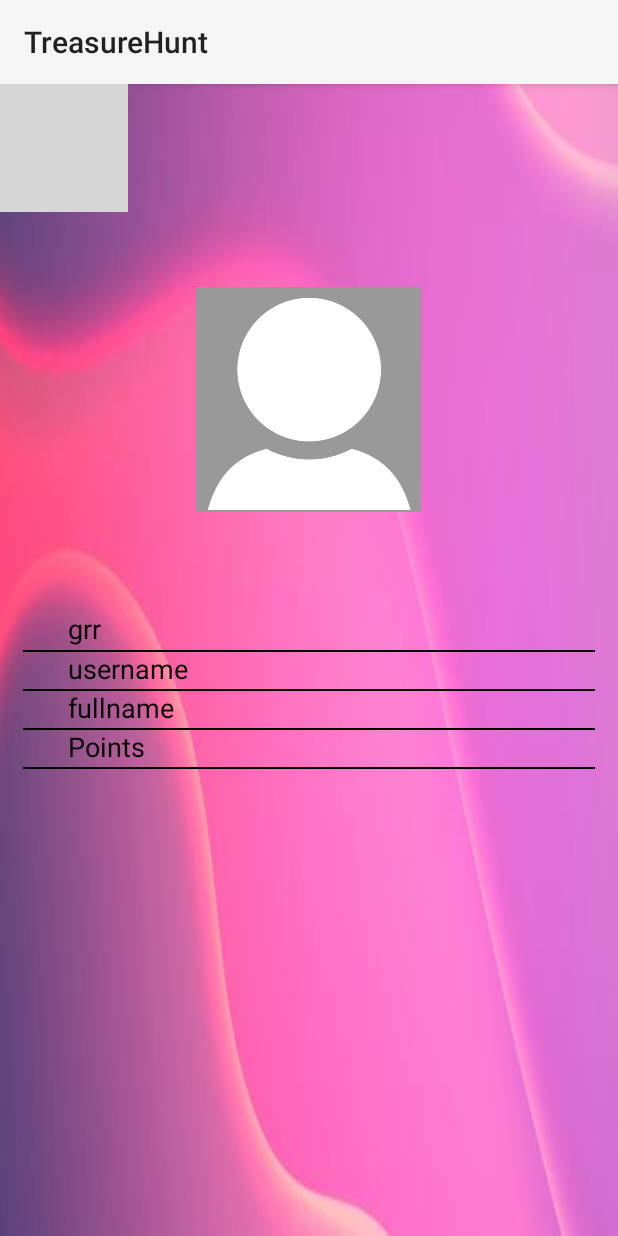
After one commit to GutsArmour/TreasureHuntApp, an Android app: the UserProfile screen opened directly, with no data from a screen before it, on a phone screen of 412 x 824 dp. The commit adds this screen. Run offline under Robolectric (Android 15) with nearby library versions, the phone set to English and light mode, and no system bars; our stand-ins replace Firebase (no records; nobody signed in at launch, a user with empty details on screens opened directly); pictures from the network do not load; grey boxes are pictures that could not be loaded.

Commit message:
UserProfile added and changes to some design

```diff
--- a/app/src/main/AndroidManifest.xml
+++ b/app/src/main/AndroidManifest.xml
@@ -30,7 +30,7 @@
             android:value="AIzaSyDUdP9CkQVwN_gLx0N9Gv1rPXk1A6X3AT4" />
 
         <activity android:name=".ScanHistory"/>
-
+        <activity android:name=".UserProfile"/>
         <activity
             android:name=".MapsActivity"
             android:exported="false"
--- a/app/src/main/java/com/example/treasurehunt/Leaderboard.java
+++ b/app/src/main/java/com/example/treasurehunt/Leaderboard.java
@@ -77,7 +77,7 @@ public class Leaderboard extends BaseAppCompatActivity {
                     String username = user.getKey();
                     userScores.setUsername(username);
                     userScoresArrayList.add(userScores);
-                    Collections.sort(userScoresArrayList, new Comparator<UserScores>() {
+                    userScoresArrayList.sort(new Comparator<UserScores>() {
                         @Override
                         public int compare(UserScores user1, UserScores user2) {
                             return Long.compare(user2.getPoints(), user1.getPoints());
@@ -93,7 +93,7 @@ public class Leaderboard extends BaseAppCompatActivity {
                             Collections.reverse(userScoresArrayList);
                         }
                         else {
-                            Collections.sort(userScoresArrayList, new Comparator<UserScores>() {
+                            userScoresArrayList.sort(new Comparator<UserScores>() {
                                 @Override
                                 public int compare(UserScores user1, UserScores user2) {
                                     return Long.compare(user2.getPoints(), user1.getPoints());
--- a/app/src/main/java/com/example/treasurehunt/MainActivity.java
+++ b/app/src/main/java/com/example/treasurehunt/MainActivity.java
@@ -103,6 +103,9 @@ public class MainActivity extends BaseAppCompatActivity {
                     @Override
                     public boolean onMenuItemClick(MenuItem item) {
                         switch (item.getItemId()) {
+                            case R.id.userProfileScreen:
+                                startActivity(new Intent(MainActivity.this, UserProfile.class));
+                                return true;
                             case R.id.tutorialScreen:
                                 startActivity(new Intent(MainActivity.this, Tutorial.class));
                                 return true;
--- /dev/null
+++ b/app/src/main/java/com/example/treasurehunt/UserProfile.java
@@ -0,0 +1,77 @@
+package com.example.treasurehunt;
+
+import android.content.Intent;
+import android.content.SharedPreferences;
+import android.net.Uri;
+import android.os.Bundle;
+import android.view.View;
+import android.widget.ImageButton;
+import android.widget.ImageView;
+import android.widget.TextView;
+
+import androidx.annotation.NonNull;
+import androidx.core.content.ContextCompat;
+
+import com.bumptech.glide.Glide;
+import com.google.firebase.database.DataSnapshot;
+import com.google.firebase.database.DatabaseError;
+import com.google.firebase.database.DatabaseReference;
+import com.google.firebase.database.FirebaseDatabase;
+import com.google.firebase.database.ValueEventListener;
+
+public class UserProfile extends BaseAppCompatActivity{
+    DatabaseReference databaseReference = FirebaseDatabase.getInstance().getReferenceFromUrl("https://treasurehunt-bb6e9-default-rtdb.firebaseio.com/");
+
+    @Override
+    protected void onCreate(Bundle savedInstanceState) {
+        super.onCreate(savedInstanceState);
+        setContentView(R.layout.activity_userprofile);
+        ImageButton homeBtn = findViewById(R.id.homeBtn);
+
+        ImageView userPfp = findViewById(R.id.userprofileImage);
+        TextView userName = findViewById(R.id.userprofileUsername);
+        TextView userFullname = findViewById(R.id.userprofileFullname);
+        TextView userEmail = findViewById(R.id.userprofileEmail);
+        TextView userPoints = findViewById(R.id.userprofilePoints);
+
+        homeBtn.setOnClickListener(new View.OnClickListener() {
+            @Override
+            public void onClick(View v) {
+                startActivity(new Intent(UserProfile.this, MainActivity.class));
+            }
+        });
+        SharedPreferences sharedPreferences = getSharedPreferences("prefs", MODE_PRIVATE);
+        boolean darkModeActive = sharedPreferences.getBoolean("darkModeActive", false);
+
+        if (darkModeActive) {
+            homeBtn.setImageDrawable(ContextCompat.getDrawable(UserProfile.this, R.drawable.white_home_icon));
+        }
+        else {
+            homeBtn.setImageDrawable(ContextCompat.getDrawable(UserProfile.this, R.drawable.home_icon));
+        }
+        databaseReference.child("users").addListenerForSingleValueEvent(new ValueEventListener() {
+            @Override
+            public void onDataChange(@NonNull DataSnapshot snapshot) {
+                SharedPreferences sharedPreferences = getSharedPreferences("prefs", MODE_PRIVATE);
+                final String username = sharedPreferences.getString("username", "default value");
+                if (snapshot.hasChild(username)) {
+                    userName.setText("Username: " + username);
+                    userFullname.setText("Full Name: " + snapshot.child(username).child("fullname").getValue(String.class));
+                    userEmail.setText("Email: " + snapshot.child(username).child("email").getValue(String.class));
+                    String points = snapshot.child(username).child("points").getValue(Long.class).toString();
+                    userPoints.setText("Points: " + points);
+                    String imagePfp = snapshot.child(username).child("pfp").getValue(String.class);
+                    Glide.with(UserProfile.this).load(imagePfp).into(userPfp);
+
+                    //databaseReference.child("users").child(username).child("scan_history").child(qrCodeValue).child("timestamp").setValue(timestamp);
+                    //String qrCodeKey = databaseReference.child("users").child(username).child("scan_history").push().getKey();
+                    //databaseReference.child("users").child(username).child("scan_history").child(qrCodeKey).child("timestamp").setValue(timestamp);
+                }
+            }
+            @Override
+            public void onCancelled(@NonNull DatabaseError error) {
+
+            }
+        });
+    }
+}
--- a/app/src/main/res/layout/activity_contact.xml
+++ b/app/src/main/res/layout/activity_contact.xml
@@ -46,16 +46,18 @@
         android:layout_marginEnd="20dp"
         android:layout_marginBottom="10dp"
         android:background="@drawable/edittext_border"
-        android:textColorHint="#808080"/>
+        android:textColorHint="#808080"
+        android:padding="3dp" />
 
     <EditText
         android:layout_width="match_parent"
-        android:layout_height="wrap_content"
+        android:layout_height="200dp"
         android:id="@+id/feedback"
         android:layout_gravity="center"
         android:layout_marginStart="20dp"
         android:layout_marginEnd="20dp"
         android:hint="Feedback"
+        android:padding="3dp"
         android:background="@drawable/edittext_border"
         android:textColorHint="#808080"/>
     <Button
--- a/app/src/main/res/layout/activity_main.xml
+++ b/app/src/main/res/layout/activity_main.xml
@@ -20,7 +20,7 @@
         android:layout_height="85dp"
         android:layout_alignParentStart="true"
         android:layout_alignParentTop="true"
-        android:layout_marginStart="0dp"
+        android:layout_marginStart="5dp"
         android:layout_marginTop="0dp"
         android:scaleType="fitCenter"
         android:src="@drawable/leaderboard_icon"
--- /dev/null
+++ b/app/src/main/res/layout/activity_userprofile.xml
@@ -0,0 +1,99 @@
+<?xml version="1.0" encoding="utf-8"?>
+<ScrollView xmlns:android="http://schemas.android.com/apk/res/android"
+    android:layout_width="match_parent"
+    android:layout_height="match_parent">
+
+    <LinearLayout
+        android:layout_width="match_parent"
+        android:layout_height="wrap_content"
+        android:orientation="vertical">
+
+        <ImageButton
+            android:id="@+id/homeBtn"
+            android:layout_width="85dp"
+            android:layout_height="85dp"
+            android:layout_alignParentStart="true"
+            android:layout_alignParentTop="true"
+            android:layout_marginStart="0dp"
+            android:layout_marginTop="0dp"
+            android:scaleType="fitCenter"
+            android:src="@drawable/home_icon"
+            android:background="@color/zxing_transparent"/>
+
+        <RelativeLayout
+            android:layout_width="match_parent"
+            android:layout_height="250dp">
+
+            <ImageView
+                android:layout_width="150dp"
+                android:layout_height="150dp"
+                android:id="@+id/userprofileImage"
+                android:layout_centerInParent="true"
+                android:src="@drawable/default_profile_photo"/>
+        </RelativeLayout>
+
+        <RelativeLayout
+            android:layout_width="match_parent"
+            android:layout_height="match_parent"
+            android:layout_margin="15dp">
+
+            <TextView
+                android:layout_width="wrap_content"
+                android:layout_height="wrap_content"
+                android:id="@+id/userprofileUsername"
+                android:layout_marginStart="30dp"
+                android:textSize="18sp"
+                android:text="grr"
+                android:layout_marginBottom="2dp"/>
+            <View
+                android:layout_width="wrap_content"
+                android:layout_height="1dp"
+                android:layout_below="@id/userprofileUsername"
+                android:background="@color/black"/>
+            <TextView
+                android:layout_width="wrap_content"
+                android:layout_height="wrap_content"
+                android:id="@+id/userprofileFullname"
+                android:layout_marginStart="30dp"
+                android:layout_below="@id/userprofileUsername"
+                android:textSize="18sp"
+                android:text="username"
+                android:layout_marginBottom="1dp"/>
+            <View
+                android:layout_width="wrap_content"
+                android:layout_height="1dp"
+                android:layout_below="@id/userprofileFullname"
+                android:background="@color/black"/>
+            <TextView
+                android:layout_width="wrap_content"
+                android:layout_height="wrap_content"
+                android:id="@+id/userprofileEmail"
+                android:layout_marginStart="30dp"
+                android:layout_below="@id/userprofileFullname"
+                android:textSize="18sp"
+                android:text="fullname"
+                android:layout_marginBottom="1dp"/>
+            <View
+                android:layout_width="wrap_content"
+                android:layout_height="1dp"
+                android:layout_below="@id/userprofileEmail"
+                android:background="@color/black"/>
+            <TextView
+                android:layout_width="wrap_content"
+                android:layout_height="wrap_content"
+                android:id="@+id/userprofilePoints"
+                android:layout_marginStart="30dp"
+                android:layout_below="@id/userprofileEmail"
+                android:textSize="18sp"
+                android:text="Points"
+                android:layout_marginBottom="1dp"/>
+            <View
+                android:layout_width="wrap_content"
+                android:layout_height="1dp"
+                android:layout_below="@id/userprofilePoints"
+                android:background="@color/black"/>
+        </RelativeLayout>
+
+    </LinearLayout>
+
+</ScrollView>
--- a/app/src/main/res/menu/menu.xml
+++ b/app/src/main/res/menu/menu.xml
@@ -2,11 +2,14 @@
 <menu xmlns:android="http://schemas.android.com/apk/res/android"
     xmlns:app="http://schemas.android.com/apk/res-auto">
 
-    <item android:id="@+id/tutorialScreen"
-        android:title="@string/tutorial"
+    <item android:id="@+id/userProfileScreen"
+        android:title="@string/userprofile"
         app:showAsAction="never"/>
     <item android:id="@+id/scanHistoryScreen"
         android:title="@string/scan_history"
+        app:showAsAction="never"/>
+    <item android:id="@+id/tutorialScreen"
+        android:title="@string/tutorial"
         app:showAsAction="never"/>
     <item android:id="@+id/contactScreen"
         android:title="@string/contact"
--- a/app/src/main/res/values/strings.xml
+++ b/app/src/main/res/values/strings.xml
@@ -2,6 +2,7 @@
     <string name="app_name">TreasureHunt</string>
     <string name="leaderboardInfo">%s\nPoints: %d</string>
     <string name="title_activity_maps">MapsActivity</string>
+    <string name="userprofile">Profile</string>
     <string name="tutorial">Tutorial</string>
     <string name="scan_history">Scan History</string>
     <string name="contact">Contact</string>
```
